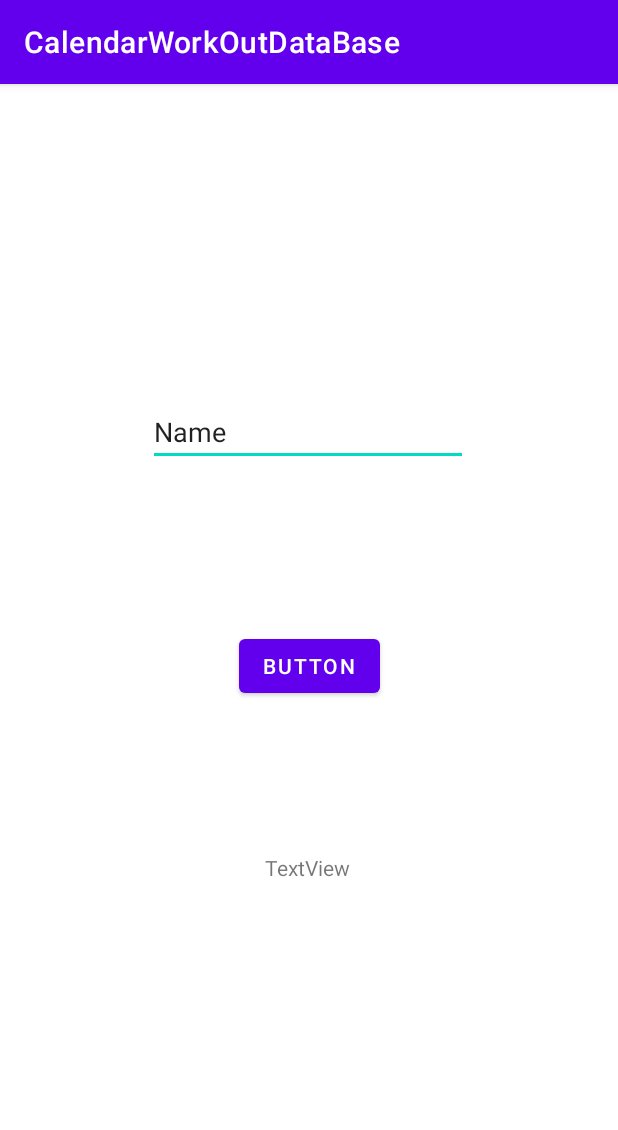
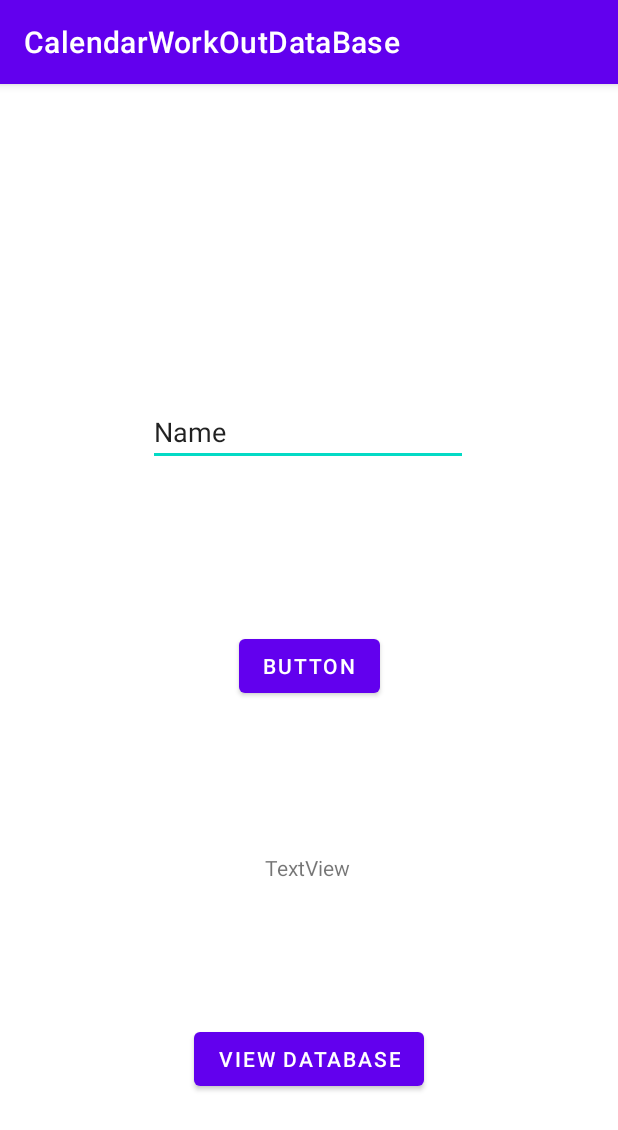
Before and after one commit to RamziJabali/calendar-workout-tracker-android, an Android app: the screen it shows after launch (MainActivity), after a tap on "BUTTON", on a phone screen of 412 x 824 dp. Shown: the top 1130 px of the screen. Run offline under Robolectric (Android 15) with nearby library versions, the phone set to English and light mode, and no system bars; our stand-ins replace Room's generated code, RxJava.

Commit message:
Allows adding and retrieving information from database

```diff
--- a/app/src/main/java/com/example/calendarworkoutdatabase/MainActivity.kt
+++ b/app/src/main/java/com/example/calendarworkoutdatabase/MainActivity.kt
@@ -2,6 +2,7 @@ package com.example.calendarworkoutdatabase
 
 import androidx.appcompat.app.AppCompatActivity
 import android.os.Bundle
+import android.util.Log
 import android.widget.Button
 import android.widget.EditText
 import android.widget.TextView
@@ -16,6 +17,7 @@ class MainActivity : AppCompatActivity() {
     private val editTextView: EditText by lazy { findViewById(R.id.editTextTextPersonName) }
     val textView: TextView by lazy { findViewById(R.id.textView) }
     private val button: Button by lazy { findViewById(R.id.button) }
+    private val button2: Button by lazy { findViewById(R.id.button2) }
     private val database by lazy { WorkoutDatabase.getInstance(this) }
     private val repository by lazy { WorkoutRepository(database.workoutDAO()) }
 
@@ -31,5 +33,14 @@ class MainActivity : AppCompatActivity() {
                 Toast.makeText(this, "Added to database", Toast.LENGTH_LONG).show()
             }
         }
+
+        button2.setOnClickListener {
+            repository.readAllData
+                    .subscribeOn(Schedulers.io())
+                    .observeOn(AndroidSchedulers.mainThread())
+                    .subscribe(
+                            { workoutList -> textView.text = workoutList[0].date },
+                            { error -> Log.e("Failed", error.localizedMessage) })
+        }
     }
 }
--- a/app/src/main/java/com/example/calendarworkoutdatabase/data/WorkoutDAO.kt
+++ b/app/src/main/java/com/example/calendarworkoutdatabase/data/WorkoutDAO.kt
@@ -3,6 +3,7 @@ package com.example.calendarworkoutdatabase.data
 import androidx.lifecycle.LiveData
 import androidx.room.*
 import io.reactivex.Completable
+import io.reactivex.Observable
 import io.reactivex.Single
 
 @Dao
@@ -11,7 +12,7 @@ interface WorkoutDAO {
     fun addWorkout(workoutDate: WorkoutDate): Completable
 
     @Query("SELECT * FROM user_workout_schedule")
-    fun getAll(): Single<List<WorkoutDate>>
+    fun getAll(): Observable<List<WorkoutDate>>
 
     @Query("SELECT * FROM user_workout_schedule WHERE uid IN (:userIds)")
     fun loadAllByIds(userIds: IntArray): Single<List<WorkoutDate>>
--- a/app/src/main/java/com/example/calendarworkoutdatabase/data/WorkoutRepository.kt
+++ b/app/src/main/java/com/example/calendarworkoutdatabase/data/WorkoutRepository.kt
@@ -1,11 +1,11 @@
 package com.example.calendarworkoutdatabase.data
 
 import io.reactivex.Completable
-import io.reactivex.Single
+import io.reactivex.Observable
 
 class WorkoutRepository(private val workoutDAO: WorkoutDAO) {
 
-    val readAllData: Single<List<WorkoutDate>> = workoutDAO.getAll()
+    val readAllData: Observable<List<WorkoutDate>> = workoutDAO.getAll()
 
     fun addDate(workoutDate: WorkoutDate): Completable {
         return workoutDAO.addWorkout(workoutDate)
--- a/app/src/main/res/layout/activity_main.xml
+++ b/app/src/main/res/layout/activity_main.xml
@@ -41,4 +41,14 @@
         app:layout_constraintEnd_toEndOf="parent"
         app:layout_constraintHorizontal_bias="0.498"
         app:layout_constraintStart_toStartOf="parent" />
+
+    <Button
+        android:id="@+id/button2"
+        android:layout_width="wrap_content"
+        android:layout_height="wrap_content"
+        android:text="View Database"
+        app:layout_constraintBottom_toBottomOf="parent"
+        app:layout_constraintEnd_toEndOf="parent"
+        app:layout_constraintStart_toStartOf="parent"
+        app:layout_constraintTop_toBottomOf="@+id/textView" />
 </androidx.constraintlayout.widget.ConstraintLayout>
```
